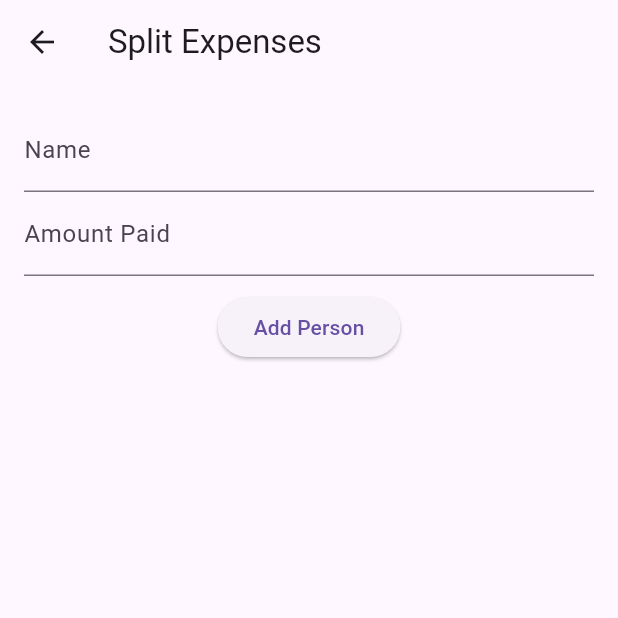
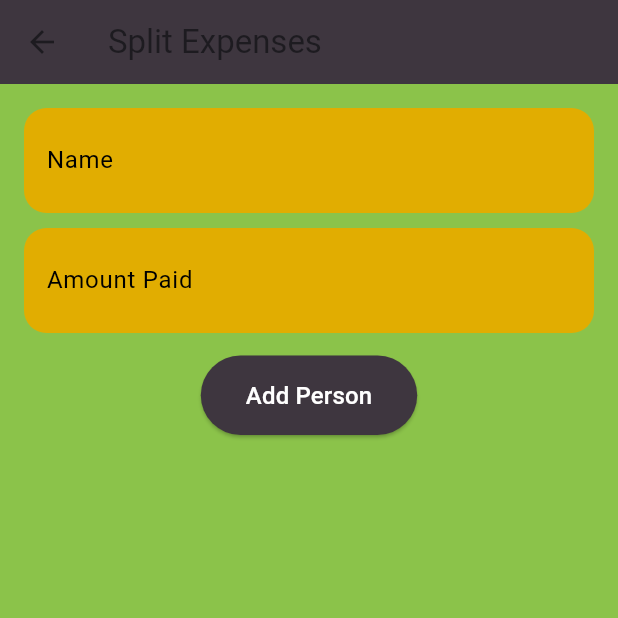
Before and after one commit to ADITISONIC/Bill-splitting-app, a Flutter app: the BillSplit screen opened directly, after a tap on "Multiple Payments 💳", on a phone screen of 412 x 824 dp, the top half of it. Run offline on Flutter 3.47's test engine with Material 3 defaults, Android fonts, the phone set to English and light mode, and no system bars; our stand-ins replace firebase_auth, firebase_core, google_fonts; accounts and stored records are empty.

Commit message:
multiple payment ui updated

```diff
--- a/lib/home.dart
+++ b/lib/home.dart
@@ -32,6 +32,7 @@ class _BillSplitState extends State<BillSplit> {
   @override
   Widget build(BuildContext context) {
     return Scaffold(
+      backgroundColor: Colors.lightGreen, // Updated Background Color
       body: SingleChildScrollView(
         child: Container(
           margin: EdgeInsets.symmetric(horizontal: 20),
@@ -46,6 +47,7 @@ class _BillSplitState extends State<BillSplit> {
                   style: GoogleFonts.montserrat(
                     fontSize: 26,
                     fontWeight: FontWeight.w700,
+                    color: Colors.black,
                   ),
                 ),
               ),
@@ -56,7 +58,7 @@ class _BillSplitState extends State<BillSplit> {
               Container(
                 padding: EdgeInsets.all(10),
                 decoration: BoxDecoration(
-                  color: Colors.lightGreen.withOpacity(0.3),
+                  color: Color(0xFFE1AD01), // Updated Box Color
                   borderRadius: BorderRadius.circular(20),
                 ),
                 child: Column(
@@ -66,6 +68,7 @@ class _BillSplitState extends State<BillSplit> {
                       style: GoogleFonts.montserrat(
                         fontSize: 20,
                         fontWeight: FontWeight.w700,
+                        color: Colors.black,
                       ),
                     ),
                     SizedBox(height: 10),
@@ -99,7 +102,7 @@ class _BillSplitState extends State<BillSplit> {
                 width: MediaQuery.of(context).size.width,
                 padding: EdgeInsets.all(15),
                 decoration: BoxDecoration(
-                  color: Colors.lightGreen,
+                  color: Color(0xFFE1AD01), // Updated Box Color
                   borderRadius: BorderRadius.circular(15),
                 ),
                 child: Column(
@@ -110,6 +113,7 @@ class _BillSplitState extends State<BillSplit> {
                       style: GoogleFonts.montserrat(
                         fontSize: 30,
                         fontWeight: FontWeight.w700,
+                        color: Colors.black,
                       ),
                     ),
                   ],
@@ -142,7 +146,7 @@ class _BillSplitState extends State<BillSplit> {
                 min: 1,
                 max: 15,
                 divisions: 14,
-                activeColor: Colors.green,
+                activeColor: Color(0xFFE1AD01), // Updated Slider Color
                 inactiveColor: Colors.grey,
                 value: friendsvalue,
                 onChanged: (value) {
@@ -163,7 +167,7 @@ class _BillSplitState extends State<BillSplit> {
                     width: MediaQuery.of(context).size.width * 0.4,
                     padding: EdgeInsets.all(10),
                     decoration: BoxDecoration(
-                      color: Colors.lightGreen.withOpacity(0.3),
+                      color: Color(0xFFE1AD01), // Updated Box Color
                       borderRadius: BorderRadius.circular(20),
                     ),
                     child: Column(
@@ -173,6 +177,7 @@ class _BillSplitState extends State<BillSplit> {
                           style: GoogleFonts.montserrat(
                             fontSize: 15,
                             fontWeight: FontWeight.w700,
+                            color: Colors.black,
                           ),
                         ),
                         Row(
@@ -216,7 +221,7 @@ class _BillSplitState extends State<BillSplit> {
                     width: MediaQuery.of(context).size.width * 0.4,
                     padding: EdgeInsets.all(10),
                     decoration: BoxDecoration(
-                      color: Colors.lightGreen.withOpacity(0.3),
+                      color: Color(0xFFE1AD01), // Updated Box Color
                       borderRadius: BorderRadius.circular(20),
                     ),
                     child: Column(
@@ -226,6 +231,7 @@ class _BillSplitState extends State<BillSplit> {
                           style: GoogleFonts.montserrat(
                             fontSize: 15,
                             fontWeight: FontWeight.w700,
+                            color: Colors.black,
                           ),
                         ),
                         TextField(
@@ -253,20 +259,10 @@ class _BillSplitState extends State<BillSplit> {
               // **Split Bill Button**
               TextButton(
                 style: TextButton.styleFrom(
-                  backgroundColor: Colors.greenAccent,
+                  backgroundColor: Color(0xFF3E363F), // Updated Button Color
                   padding: EdgeInsets.symmetric(vertical: 15, horizontal: 50),
                 ),
                 onPressed: () {
-                  if (bill.isEmpty || double.tryParse(bill) == null) {
-                    ScaffoldMessenger.of(context).showSnackBar(
-                        SnackBar(content: Text("Enter a valid bill amount")));
-                    return;
-                  }
-                  if (double.tryParse(tax) == null) {
-                    ScaffoldMessenger.of(context).showSnackBar(
-                        SnackBar(content: Text("Enter a valid tax percentage")));
-                    return;
-                  }
                   Navigator.push(
                     context,
                     MaterialPageRoute(
@@ -281,7 +277,7 @@ class _BillSplitState extends State<BillSplit> {
                     style: GoogleFonts.montserrat(
                       fontSize: 18,
                       fontWeight: FontWeight.w700,
-                      color: Colors.black,
+                      color: Colors.white,
                     ),
                   ),
                 ),
@@ -292,7 +288,7 @@ class _BillSplitState extends State<BillSplit> {
               // **Multiple Payments Option**
               TextButton(
                 style: TextButton.styleFrom(
-                  backgroundColor: Colors.blueAccent,
+                  backgroundColor: Color(0xFF3E363F), // Updated Button Color
                   padding: EdgeInsets.symmetric(vertical: 15, horizontal: 40),
                 ),
                 onPressed: () {
--- a/lib/split_expenses.dart
+++ b/lib/split_expenses.dart
@@ -67,26 +67,67 @@ class _SplitExpensesPageState extends State<SplitExpensesPage> {
     Map<String, List<String>> settlements = calculateSettlements();
 
     return Scaffold(
-      appBar: AppBar(title: Text("Split Expenses")),
+      backgroundColor: Colors.lightGreen, // Page Background
+      appBar: AppBar(
+        title: Text("Split Expenses"),
+        backgroundColor: Color(0xFF3E363F), // AppBar Color
+      ),
       body: Padding(
         padding: EdgeInsets.all(16.0),
         child: Column(
           children: [
-            TextField(
-              controller: nameController,
-              decoration: InputDecoration(labelText: "Name"),
-            ),
-            TextField(
-              controller: amountController,
-              keyboardType: TextInputType.number,
-              decoration: InputDecoration(labelText: "Amount Paid"),
+            // Name Input
+            Container(
+              decoration: BoxDecoration(
+                color: Color(0xFFE1AD01),
+                borderRadius: BorderRadius.circular(15),
+              ),
+              child: TextField(
+                controller: nameController,
+                decoration: InputDecoration(
+                  border: InputBorder.none,
+                  labelText: "Name",
+                  contentPadding: EdgeInsets.all(15),
+                  labelStyle: TextStyle(color: Colors.black),
+                ),
+              ),
             ),
             SizedBox(height: 10),
+
+            // Amount Input
+            Container(
+              decoration: BoxDecoration(
+                color: Color(0xFFE1AD01),
+                borderRadius: BorderRadius.circular(15),
+              ),
+              child: TextField(
+                controller: amountController,
+                keyboardType: TextInputType.number,
+                decoration: InputDecoration(
+                  border: InputBorder.none,
+                  labelText: "Amount Paid",
+                  contentPadding: EdgeInsets.all(15),
+                  labelStyle: TextStyle(color: Colors.black),
+                ),
+              ),
+            ),
+            SizedBox(height: 15),
+
+            // Add Person Button
             ElevatedButton(
+              style: ElevatedButton.styleFrom(
+                backgroundColor: Color(0xFF3E363F),
+                padding: EdgeInsets.symmetric(vertical: 15, horizontal: 30),
+              ),
               onPressed: addPerson,
-              child: Text("Add Person"),
+              child: Text(
+                "Add Person",
+                style: TextStyle(fontSize: 16, color: Colors.white),
+              ),
             ),
-            SizedBox(height: 10),
+            SizedBox(height: 15),
+
+            // List of People and Settlements
             Expanded(
               child: ListView.builder(
                 itemCount: people.length,
@@ -97,6 +138,7 @@ class _SplitExpensesPageState extends State<SplitExpensesPage> {
                   double balance = paid - fairShare;
 
                   return Card(
+                    color: Color(0xFFE1AD01),
                     margin: EdgeInsets.symmetric(vertical: 8),
                     elevation: 4,
                     child: Padding(
@@ -106,11 +148,11 @@ class _SplitExpensesPageState extends State<SplitExpensesPage> {
                         children: [
                           Text(
                             "$name",
-                            style: TextStyle(fontSize: 18, fontWeight: FontWeight.bold),
+                            style: TextStyle(fontSize: 18, fontWeight: FontWeight.bold, color: Colors.black),
                           ),
                           SizedBox(height: 5),
-                          Text("Paid: ₹$paid"),
-                          Text("Fair Share: ₹${fairShare.toStringAsFixed(2)}"),
+                          Text("Paid: ₹$paid", style: TextStyle(color: Colors.black)),
+                          Text("Fair Share: ₹${fairShare.toStringAsFixed(2)}", style: TextStyle(color: Colors.black)),
                           Text(
                             "Balance: ₹${balance.toStringAsFixed(2)}",
                             style: TextStyle(
@@ -119,9 +161,9 @@ class _SplitExpensesPageState extends State<SplitExpensesPage> {
                             ),
                           ),
                           if (settlements[name]!.isNotEmpty) ...[
-                            Divider(),
-                            Text("Settlements:", style: TextStyle(fontWeight: FontWeight.bold)),
-                            ...settlements[name]!.map((settlement) => Text(settlement)),
+                            Divider(color: Colors.black),
+                            Text("Settlements:", style: TextStyle(fontWeight: FontWeight.bold, color: Colors.black)),
+                            ...settlements[name]!.map((settlement) => Text(settlement, style: TextStyle(color: Colors.black))),
                           ],
                         ],
                       ),
```
